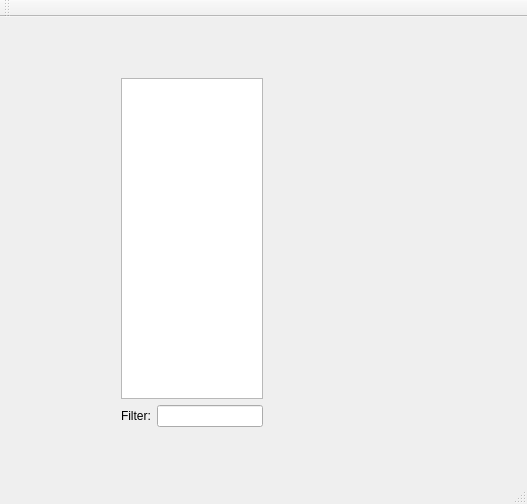
Old version of the form src/gui/MainWindow.ui in the repository loganek/gst-creator.
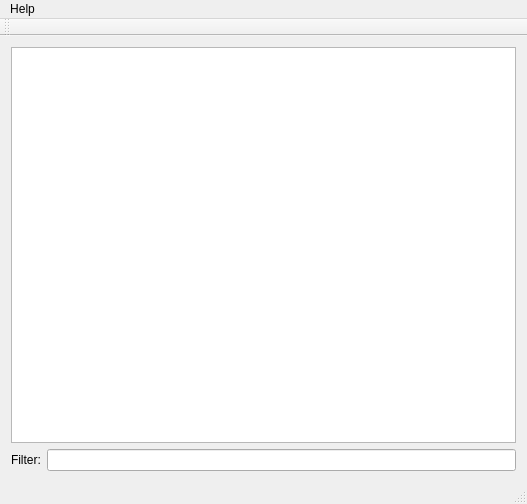
New version of the form.

Commit message: added "about" window

```diff
--- a/src/gui/MainWindow.ui
+++ b/src/gui/MainWindow.ui
@@ -14,15 +14,8 @@
    <string>MainWindow</string>
   </property>
   <widget class="QWidget" name="centralWidget">
-   <widget class="QWidget" name="verticalLayoutWidget">
-    <property name="geometry">
-     <rect>
-      <x>110</x>
-      <y>50</y>
-      <width>164</width>
-      <height>371</height>
-     </rect>
-    </property>
+   <layout class="QGridLayout" name="gridLayout">
+    <item row="0" column="0">
     <layout class="QVBoxLayout" name="verticalLayout">
      <item>
       <widget class="QTreeView" name="factoriesTreeView"/>
@@ -42,7 +35,8 @@
       </layout>
      </item>
     </layout>
-   </widget>
+    </item>
+   </layout>
   </widget>
   <widget class="QMenuBar" name="menuBar">
    <property name="geometry">
@@ -53,6 +47,13 @@
      <height>19</height>
     </rect>
    </property>
+   <widget class="QMenu" name="menuHelp">
+    <property name="title">
+     <string>Help</string>
+    </property>
+    <addaction name="actionAbout"/>
+   </widget>
+   <addaction name="menuHelp"/>
   </widget>
   <widget class="QToolBar" name="mainToolBar">
    <attribute name="toolBarArea">
```
Left out of the diff: 5 changed lines with no effect on the pictures. Lines whose indentation alone changed are shown as unchanged. The commit also changes 2 other files.
